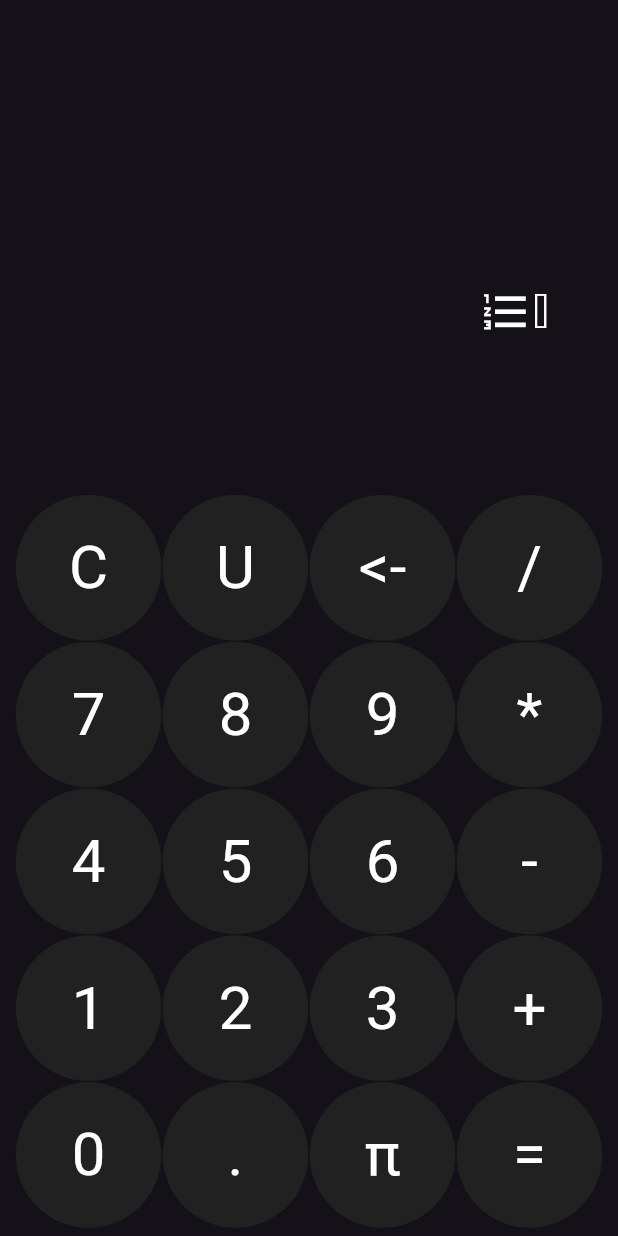
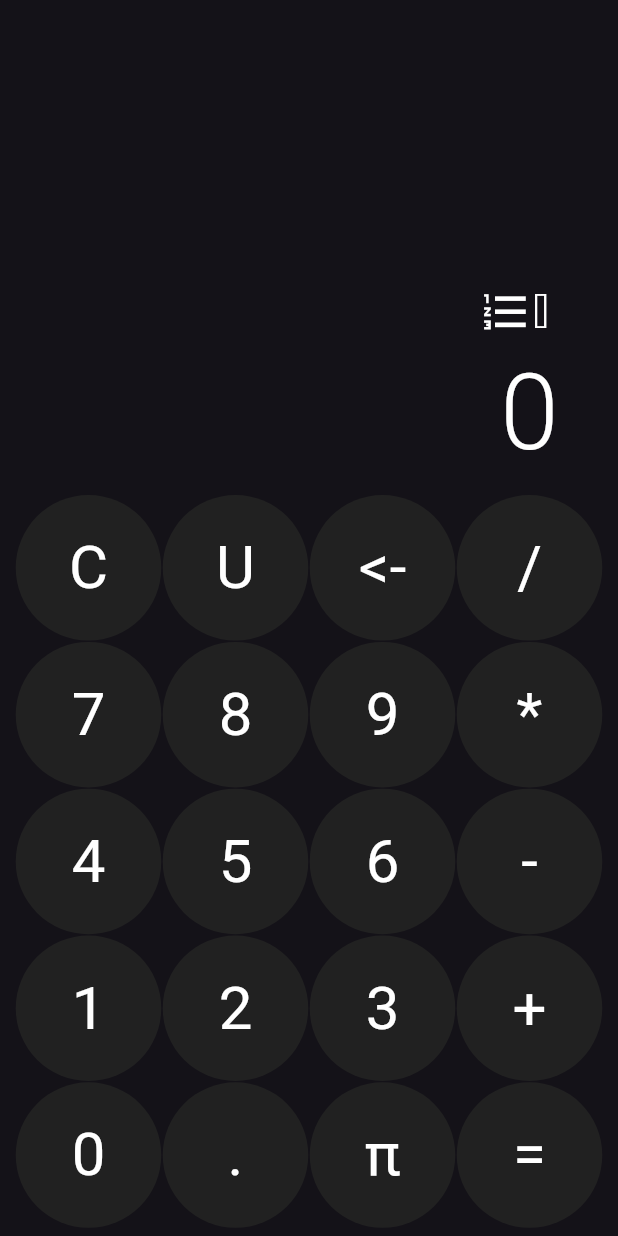
Before and after one commit to nicklas0110/rpm_calculator_ui, a Flutter app: the screen it shows after launch, on a phone screen of 412 x 824 dp. Run offline on Flutter 3.47's test engine with Material 2 defaults, Android fonts, the phone set to English and light mode, and no system bars.

Commit message:
fittedbox bug

```diff
--- a/lib/display.dart
+++ b/lib/display.dart
@@ -12,6 +12,9 @@ class Display extends StatelessWidget {
   @override
   Widget build(BuildContext context) {
     final provider = Provider.of<CalculatorModel>(context);
+    String number = provider.number;
+    if (provider.number == ""){number = "0";}
+
     return Padding(
       padding: const EdgeInsets.only(top: 190),
       child: Column(
@@ -20,10 +23,7 @@ class Display extends StatelessWidget {
             width: 320, // Set the desired width of the container
             height: 35, // Set the desired height of the container
             child: FittedBox(
-              fit: BoxFit.scaleDown,
-              // Scale the text down to fit within the constraints
               alignment: Alignment.centerRight,
-              // Align the text to the right
               child: Row(
                 mainAxisAlignment: MainAxisAlignment.center,
                 children: [
@@ -45,12 +45,9 @@ class Display extends StatelessWidget {
             width: 333, // Set the desired width of the container
             height: 100, // Set the desired height of the container
             child: FittedBox(
-                fit: BoxFit.scaleDown,
-                // Scale the text down to fit within the constraints
                 alignment: Alignment.centerRight,
-                // Align the text to the right
                 child: Text(
-                  provider.number,
+                  number,
                   textAlign: TextAlign.left,
                   style: const TextStyle(
                       color: Colors.white,
```
